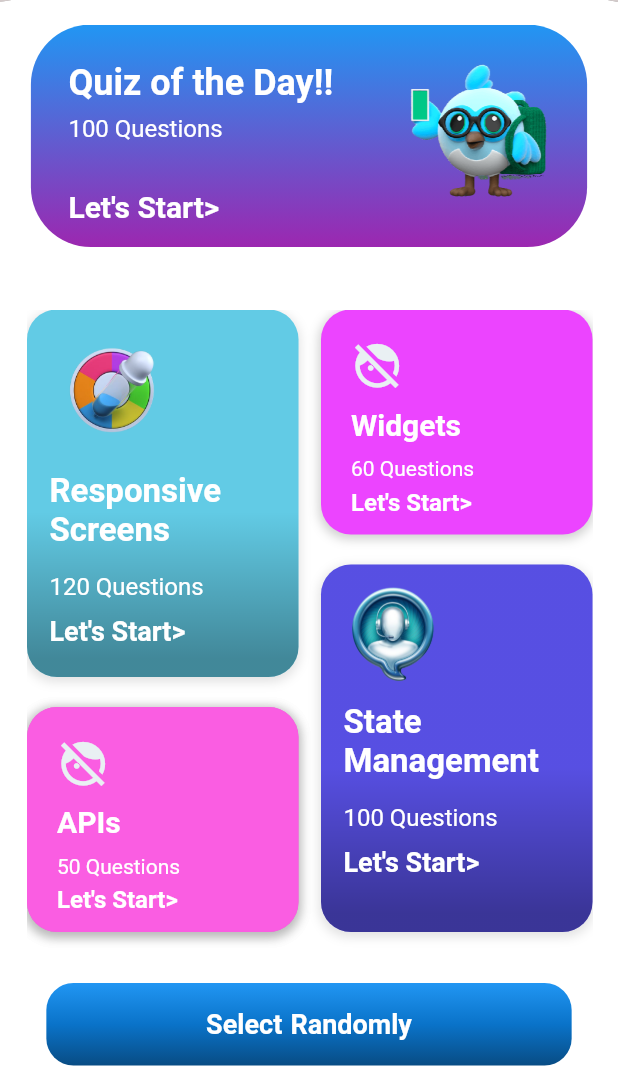
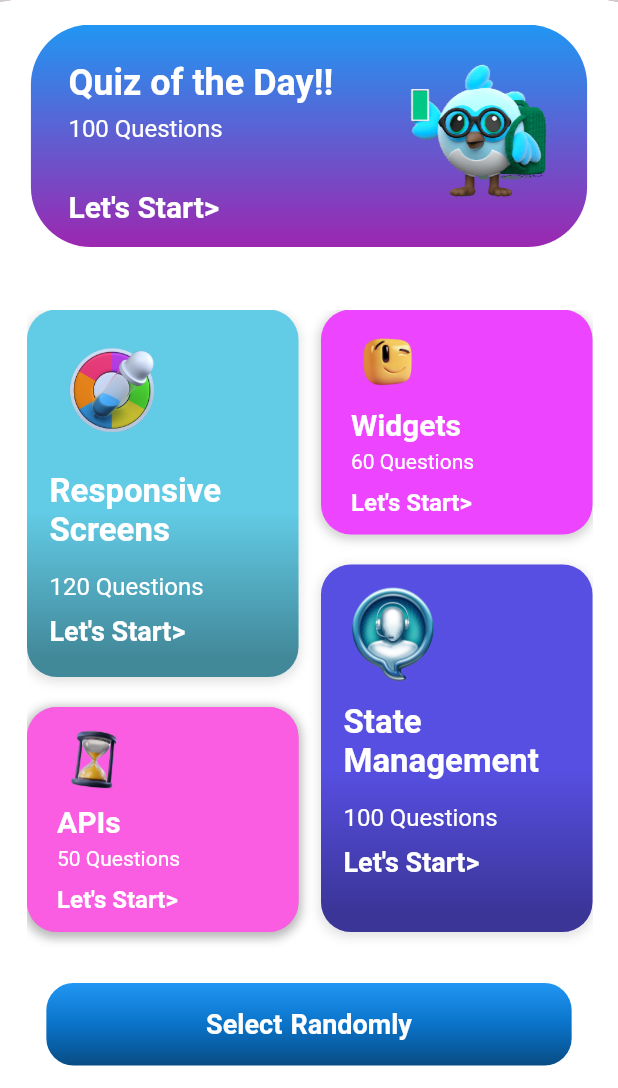
Before and after one commit to iluv27/flutter_trivia, a Flutter app: the QuizHomeScreen screen opened directly, on a phone screen of 412 x 824 dp, the part 148-1236 px from its top. Run offline on Flutter 3.47's test engine with Material 2 defaults, Android fonts, the light colour scheme and no system bars; drawn by our look-alikes of flutter_layout_grid; our stand-ins replace animated_text_kit.

Commit message:
New commit

```diff
--- a/lib/home/first_screen.dart
+++ b/lib/home/first_screen.dart
@@ -164,12 +164,14 @@ class ShortCard extends StatelessWidget {
       required this.title,
       required this.image,
       required this.color,
-      required this.textQuestion});
+      required this.textQuestion,
+      required this.scale});
 
   final String title;
   final String image;
   final Color color;
   final String textQuestion;
+  final double scale;
 
   @override
   Widget build(BuildContext context) {
@@ -193,17 +195,16 @@ class ShortCard extends StatelessWidget {
           ],
         ),
         child: Padding(
-          padding: const EdgeInsets.only(left: 20.0, top: 20),
+          padding: const EdgeInsets.only(left: 20.0, top: 10),
           child: Column(
             crossAxisAlignment: CrossAxisAlignment.start,
             children: [
-              const Icon(
-                Icons.face_retouching_off_sharp,
-                size: 35,
-                color: Color.fromARGB(255, 233, 240, 243),
+              Image.asset(
+                image,
+                scale: scale,
               ),
               const SizedBox(
-                height: 10,
+                height: 5,
               ),
               Text(
                 title,
@@ -214,7 +215,7 @@ class ShortCard extends StatelessWidget {
                 ),
               ),
               const SizedBox(
-                height: 10,
+                height: 5,
               ),
               Text(
                 textQuestion,
@@ -225,7 +226,7 @@ class ShortCard extends StatelessWidget {
                 ),
               ),
               const SizedBox(
-                height: 5,
+                height: 10,
               ),
               const Text(
                 'Let\'s Start>',
@@ -395,19 +396,21 @@ class PietPainting extends StatelessWidget {
               // Column 3
               gridArea('B').containing(const ShortCard(
                 title: 'Widgets',
-                image: 'images/icon7.png',
+                image: 'images/icon3.png',
                 color: Color.fromARGB(255, 236, 68, 255),
                 textQuestion: '60 Questions',
+                scale: 10,
               )),
               gridArea('a').containing(const ShortCard(
                 title: 'APIs',
-                image: 'images/icon6.png',
+                image: 'images/icon8.png',
                 color: Color.fromARGB(255, 250, 93, 226),
                 textQuestion: '220 Questions',
+                scale: 10,
               )),
               gridArea('a').containing(const ShortCard(
                 title: 'APIs',
-                image: 'images/icon6.png',
+                image: 'images/icon8.png',
                 color: Color.fromARGB(
                   255,
                   250,
@@ -415,6 +418,7 @@ class PietPainting extends StatelessWidget {
                   226,
                 ),
                 textQuestion: '50 Questions',
+                scale: 10,
               )),
               gridArea('b').containing(const LongCard(
                 title: 'State Management',
@@ -425,16 +429,17 @@ class PietPainting extends StatelessWidget {
               )),
               gridArea('c').containing(const LongCard(
                 title: 'Flutter Layout',
-                image: 'images/icon3.png',
-                scale: 9,
+                image: 'images/icon7.png',
+                scale: 5,
                 color: Color.fromARGB(255, 88, 145, 252),
                 textQuestion: '120 Questions',
               )),
               gridArea('C').containing(const ShortCard(
                 title: 'Hot Reload',
-                image: 'images/icon3.png',
+                image: 'images/icon6.png',
                 color: Color.fromARGB(255, 224, 93, 250),
                 textQuestion: '50 Questions',
+                scale: 10,
               )),
               gridArea('D').containing(const LongCard(
                 title: 'Scrollable Views',
@@ -445,9 +450,10 @@ class PietPainting extends StatelessWidget {
               )),
               gridArea('d').containing(const ShortCard(
                 title: 'Flutter UI',
-                image: 'images/icon3.png',
+                image: 'images/icon5.png',
                 color: Color.fromARGB(255, 250, 93, 226),
                 textQuestion: '50 Questions',
+                scale: 10,
               )),
               // Column 2
             ],
```
